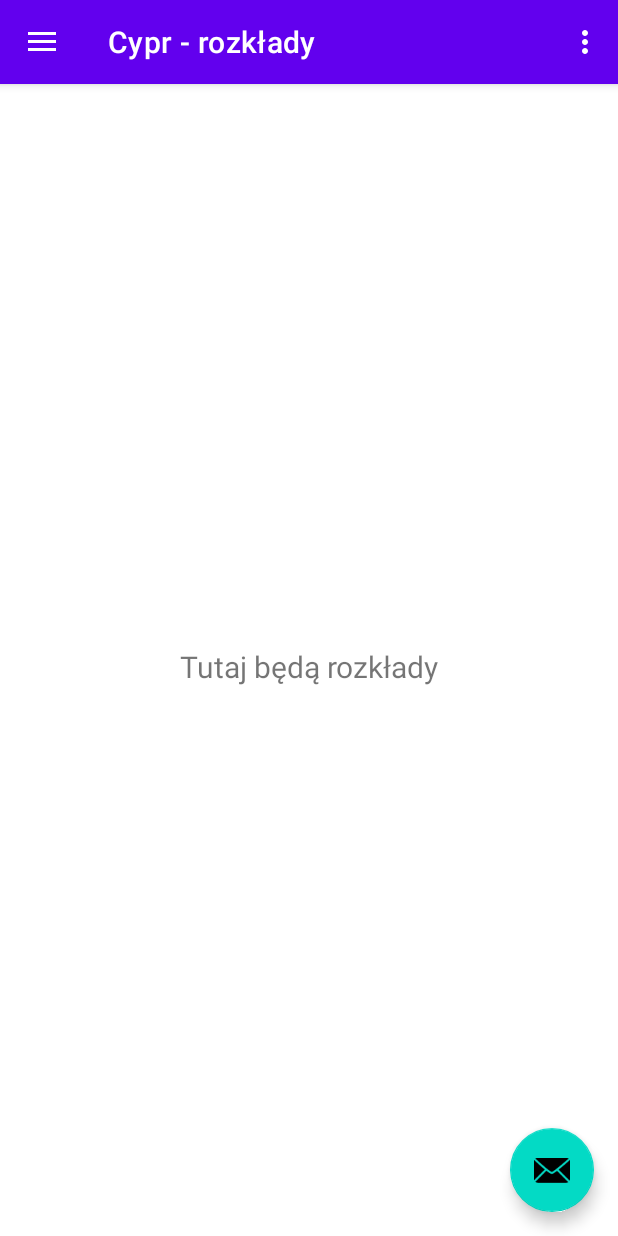
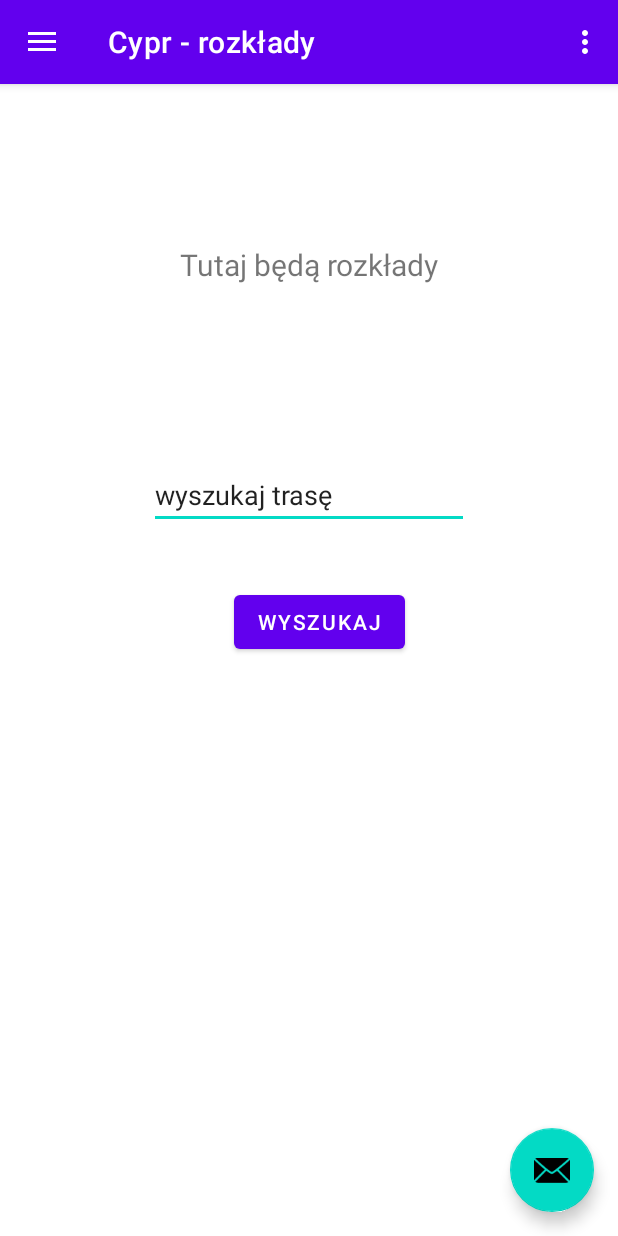
Before and after one commit to Arkadiusz-K/jakDojadeCypr, an Android app: the screen it shows after launch (MainActivity), in the side drawer, after a tap on "Trasa", on a phone screen of 412 x 824 dp. Run offline under Robolectric (Android 15) with nearby library versions, the phone set to English and light mode, and no system bars; our stand-ins replace Firebase (no records; nobody signed in at launch, a user with empty details on screens opened directly), navigation-ui.

Commit message:
28.12:16:50

```diff
--- a/app/build.gradle
+++ b/app/build.gradle
@@ -33,7 +33,8 @@ android {
 dependencies {
 
     implementation 'androidx.appcompat:appcompat:1.2.0'
-    implementation 'com.google.android.material:material:1.2.1'
+    implementation 'com.google.android.material:material:1.2.0-alpha06'
+    //implementation 'com.google.android.material:material:1.2.1'
     implementation 'androidx.constraintlayout:constraintlayout:2.0.4'
     implementation 'androidx.navigation:navigation-fragment:2.3.1'
     implementation 'androidx.navigation:navigation-ui:2.3.1'
@@ -46,8 +47,10 @@ dependencies {
     // For example, declare the dependencies for Firebase Authentication and Cloud Firestore
     implementation 'com.google.firebase:firebase-auth'
     implementation 'com.google.firebase:firebase-firestore'
+    implementation 'com.google.firebase:firebase-database:19.5.1'
     testImplementation 'junit:junit:4.+'
     androidTestImplementation 'androidx.test.ext:junit:1.1.2'
     androidTestImplementation 'androidx.test.espresso:espresso-core:3.3.0'
-
+    compileOnly 'org.projectlombok:lombok:1.18.12'
+    annotationProcessor 'org.projectlombok:lombok:1.18.12' //or v. 1.16.2 in your case.
 }
--- a/app/src/main/java/com/example/cyprjakdojade/MainActivity.java
+++ b/app/src/main/java/com/example/cyprjakdojade/MainActivity.java
@@ -16,10 +16,10 @@ import androidx.drawerlayout.widget.DrawerLayout;
 import androidx.appcompat.app.AppCompatActivity;
 import androidx.appcompat.widget.Toolbar;
 
+import lombok.Getter;
+
 public class MainActivity extends AppCompatActivity {
-
     private AppBarConfiguration mAppBarConfiguration;
-
     @Override
     protected void onCreate(Bundle savedInstanceState) {
         super.onCreate(savedInstanceState);
@@ -45,6 +45,8 @@ public class MainActivity extends AppCompatActivity {
         NavController navController = Navigation.findNavController(this, R.id.nav_host_fragment);
         NavigationUI.setupActionBarWithNavController(this, navController, mAppBarConfiguration);
         NavigationUI.setupWithNavController(navigationView, navController);
+
+
     }
 
     @Override
--- a/app/src/main/java/com/example/cyprjakdojade/ui/gallery/GalleryViewModel.java
+++ b/app/src/main/java/com/example/cyprjakdojade/ui/gallery/GalleryViewModel.java
@@ -1,12 +1,17 @@
 package com.example.cyprjakdojade.ui.gallery;
+
+import android.widget.Button;
 
 import androidx.lifecycle.LiveData;
 import androidx.lifecycle.MutableLiveData;
 import androidx.lifecycle.ViewModel;
+import com.google.firebase.database.DatabaseReference;
+import com.google.firebase.database.FirebaseDatabase;
 
 public class GalleryViewModel extends ViewModel {
 
     private MutableLiveData<String> mText;
+
 
     public GalleryViewModel() {
         mText = new MutableLiveData<>();
--- a/app/src/main/java/com/example/cyprjakdojade/ui/home/HomeFragment.java
+++ b/app/src/main/java/com/example/cyprjakdojade/ui/home/HomeFragment.java
@@ -4,6 +4,7 @@ import android.os.Bundle;
 import android.view.LayoutInflater;
 import android.view.View;
 import android.view.ViewGroup;
+import android.widget.Button;
 import android.widget.TextView;
 
 import androidx.annotation.NonNull;
@@ -13,10 +14,13 @@ import androidx.lifecycle.Observer;
 import androidx.lifecycle.ViewModelProvider;
 
 import com.example.cyprjakdojade.R;
+import com.google.firebase.database.DatabaseReference;
+import com.google.firebase.database.FirebaseDatabase;
 
 public class HomeFragment extends Fragment {
 
     private HomeViewModel homeViewModel;
+    private DatabaseReference mDatabase;
 
     public View onCreateView(@NonNull LayoutInflater inflater,
                              ViewGroup container, Bundle savedInstanceState) {
@@ -30,6 +34,9 @@ public class HomeFragment extends Fragment {
                 textView.setText(s);
             }
         });
+        // initialize database ref
+        mDatabase = FirebaseDatabase.getInstance().getReference();
+        Button button = root.findViewById(R.id.buttonSearch);
         return root;
     }
 }
--- a/app/src/main/res/layout/fragment_gallery.xml
+++ b/app/src/main/res/layout/fragment_gallery.xml
@@ -17,6 +17,32 @@
         android:textSize="20sp"
         app:layout_constraintBottom_toBottomOf="parent"
         app:layout_constraintEnd_toEndOf="parent"
+        app:layout_constraintHorizontal_bias="1.0"
         app:layout_constraintStart_toStartOf="parent"
-        app:layout_constraintTop_toTopOf="parent" />
+        app:layout_constraintTop_toTopOf="parent"
+        app:layout_constraintVertical_bias="0.135" />
+
+    <Button
+        android:id="@+id/buttonSearch"
+        android:layout_width="wrap_content"
+        android:layout_height="wrap_content"
+        android:layout_marginStart="148dp"
+        android:layout_marginTop="228dp"
+        android:text="@string/wyszukaj"
+        app:layout_constraintStart_toStartOf="@+id/text_gallery"
+        app:layout_constraintTop_toTopOf="@+id/text_gallery" />
+
+    <EditText
+        android:id="@+id/editTextTextPersonName"
+        android:layout_width="wrap_content"
+        android:layout_height="wrap_content"
+        android:layout_marginBottom="38dp"
+        android:ems="10"
+        android:inputType="textPersonName"
+        android:text="@string/wyszukaj_tras"
+        app:layout_constraintBottom_toTopOf="@+id/buttonSearch"
+        app:layout_constraintEnd_toEndOf="parent"
+        app:layout_constraintStart_toStartOf="parent"
+        android:autofillHints="" />
+
 </androidx.constraintlayout.widget.ConstraintLayout>
--- a/app/src/main/res/values/strings.xml
+++ b/app/src/main/res/values/strings.xml
@@ -13,4 +13,7 @@
     <string name="menu_szukajPolaczenia">Znajdź połączenie</string>
     <string name="menu_trasa">Trasa</string>
     <string name="menu_zaloguj">Zaloguj się</string>
+    <string name="Button1">Button</string>
+    <string name="wyszukaj">wyszukaj</string>
+    <string name="wyszukaj_tras">wyszukaj trasę</string>
 </resources>
```
